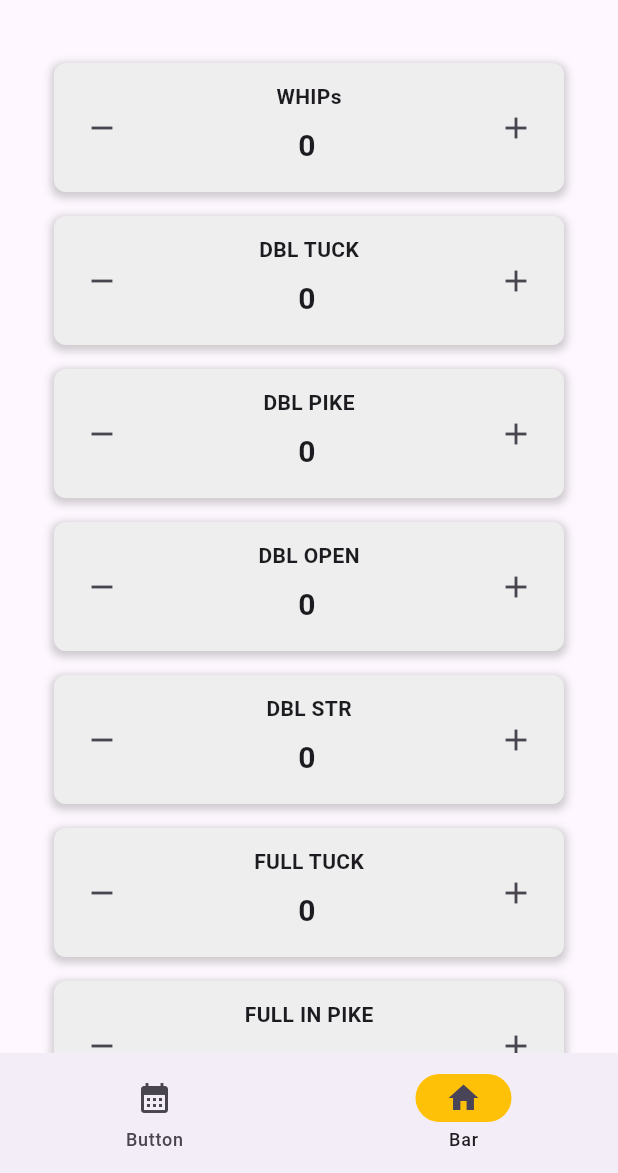
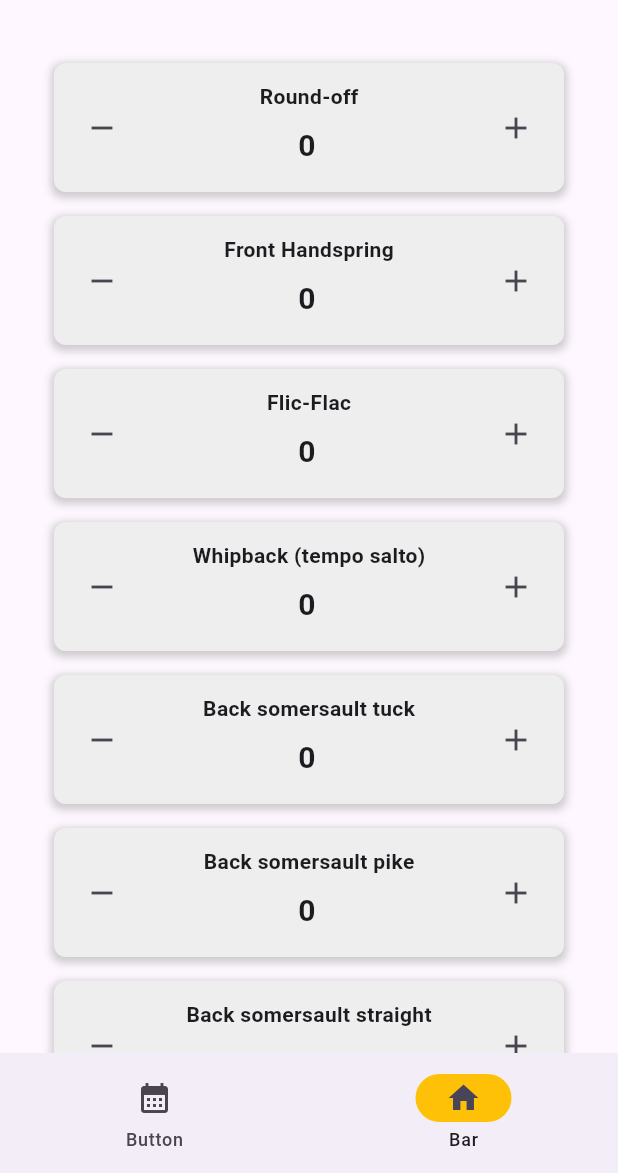
Before and after one commit to mikkel-convai/TumbleLog, a Flutter app: the screen it shows after launch, on a phone screen of 412 x 824 dp, the part 63-1236 px from its top. Run offline on Flutter 3.47's test engine with Material 3 defaults, Android fonts, the light colour scheme and no system bars; our stand-ins replace shared_preferences.

Commit message:
Updated Skill model and default skills list

```diff
--- a/lib/constants.dart
+++ b/lib/constants.dart
@@ -1,20 +1,36 @@
 import 'package:tumblelog/models/skill_model.dart';
 
 List<Skill> defaultSkills = [
-  Skill(name: 'WHIPs'),
-  Skill(name: 'DBL TUCK'),
-  Skill(name: 'DBL PIKE'),
-  Skill(name: 'DBL OPEN'),
-  Skill(name: 'DBL STR'),
-  Skill(name: 'FULL TUCK'),
-  Skill(name: 'FULL IN PIKE'),
-  Skill(name: 'FULL IN STRAIGHT'),
-  Skill(name: 'FULL FULL TUCK'),
-  Skill(name: 'FULL FULL STRAIGHT'),
-  Skill(name: 'DOUBLE TUCK WHIP'),
-  Skill(name: 'DOUBLE PIKE WHIP'),
-  Skill(name: 'DOUBLE STRAIGHT WHIP'),
-  Skill(name: 'FULL IN STRAIGHT WHIP'),
-  Skill(name: '5 SKILLS'),
-  Skill(name: '8 SKILLS'),
+  Skill(name: 'Round-off', symbol: '(', difficulty: 0.1),
+  Skill(name: 'Front Handspring', symbol: 'H', difficulty: 0.1),
+  Skill(name: 'Flic-Flac', symbol: 'F', difficulty: 0.1),
+  Skill(name: 'Whipback (tempo salto)', symbol: '^', difficulty: 0.2),
+  Skill(name: 'Back somersault tuck', symbol: '-o', difficulty: 0.5),
+  Skill(name: 'Back somersault pike', symbol: '-<', difficulty: 0.6),
+  Skill(name: 'Back somersault straight', symbol: '-/', difficulty: 0.6),
+  Skill(name: 'Front somersault tuck', symbol: '.-o', difficulty: 0.6),
+  Skill(name: 'Front somersault pike', symbol: '.-<', difficulty: 0.7),
+  Skill(name: 'Side somersault tuck', symbol: '-ox', difficulty: 0.5),
+  Skill(name: 'Side somersault pike', symbol: '-<x', difficulty: 0.6),
+  Skill(name: 'Back somersault ½ twist', symbol: '1.-/', difficulty: 0.7),
+  Skill(name: 'Barani', symbol: '.1', difficulty: 0.8),
+  Skill(name: 'Back somersault 1/1 twist', symbol: '2.', difficulty: 0.9),
+  Skill(name: 'Front somersault 1/1 twist', symbol: '.2', difficulty: 1.0),
+  Skill(name: 'Back somersault 1½ twist', symbol: '3.', difficulty: 1.1),
+  Skill(name: 'Front somersault 1½ twist', symbol: '.3', difficulty: 1.2),
+  Skill(name: 'Back somersault 2/1 twist', symbol: '4.', difficulty: 1.3),
+  Skill(name: 'Front somersault 2/1 twist', symbol: '.4', difficulty: 1.4),
+  Skill(name: 'Back somersault 2½ twist', symbol: '5.', difficulty: 1.6),
+  Skill(name: 'Back somersault 3/1 twist', symbol: '6.', difficulty: 1.9),
+  Skill(name: 'Back somersault 3½ twist', symbol: '7.', difficulty: 2.3),
+  Skill(name: 'Back somersault 4/1 twist', symbol: '8.', difficulty: 2.7),
+  Skill(name: 'Double back somersault tuck', symbol: '--o', difficulty: 2.0),
+  Skill(name: 'Double back somersault pike', symbol: '--<', difficulty: 2.2),
+  Skill(
+      name: 'Double back somersault straight', symbol: '--/', difficulty: 2.4),
+  Skill(name: 'Full-in back-out tuck', symbol: '2-o', difficulty: 2.4),
+  Skill(name: 'Full-in back-out pike', symbol: '2-<', difficulty: 2.6),
+  Skill(name: 'Full-in back-out straight', symbol: '2-/', difficulty: 2.8),
+  Skill(name: 'Full-in Full-out tuck', symbol: '2 2 o', difficulty: 3.2),
+  Skill(name: 'Full-in Full-out straight', symbol: '2 2 /', difficulty: 3.6),
 ];
--- a/lib/controllers/skill_controller.dart
+++ b/lib/controllers/skill_controller.dart
@@ -30,7 +30,10 @@ Future<List<Skill>> loadSkills(String date, SharedPreferences prefs) async {
   List<dynamic> skillsMap = jsonDecode(skillsJson);
   print('Skills loaded in controller');
   return skillsMap
-      .map((skillData) =>
-          Skill(name: skillData['name'], reps: skillData['reps']))
+      .map((skillData) => Skill(
+            name: skillData['name'],
+            reps: skillData['reps'],
+            symbol: skillData['symbol'],
+          ))
       .toList();
 }
--- a/lib/models/skill_model.dart
+++ b/lib/models/skill_model.dart
@@ -1,7 +1,17 @@
-// skill_model.dart
 class Skill {
   final String name;
+  final DateTime date;
+  final String symbol;
+  final double difficulty;
+  final String equipment;
   int reps;
 
-  Skill({required this.name, this.reps = 0});
+  Skill({
+    required this.name,
+    required this.symbol,
+    this.difficulty = 0.0,
+    DateTime? date,
+    this.equipment = 'rod floor',
+    this.reps = 0,
+  }) : date = date ?? DateTime.now();
 }
```
